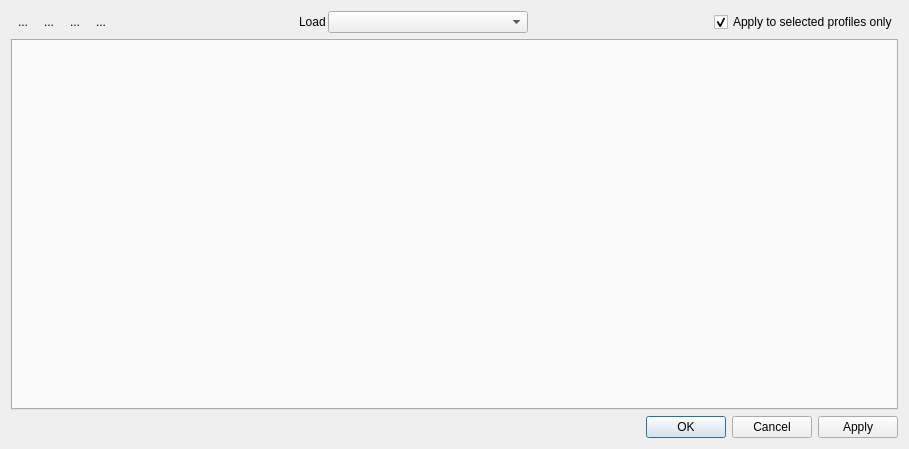
Qt form eotimeseriesviewer/derivedplotdataitems/dpdicontrollersettingsdialog.ui (jakimowb/eo-time-series-viewer) before a commit.
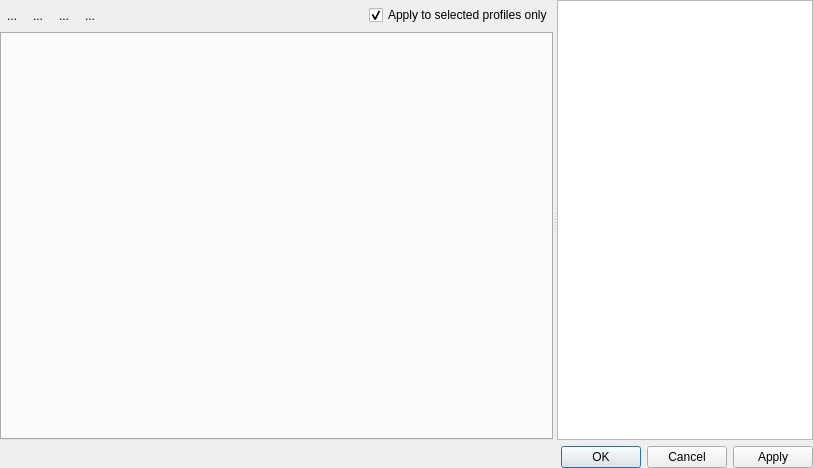
The same form after that commit. Icons and pictures are not drawn.

Commit message: simplified user function dialog added help panel

Diff of the .ui file:
```diff
--- a/eotimeseriesviewer/derivedplotdataitems/dpdicontrollersettingsdialog.ui
+++ b/eotimeseriesviewer/derivedplotdataitems/dpdicontrollersettingsdialog.ui
@@ -6,14 +6,57 @@
    <rect>
     <x>0</x>
     <y>0</y>
-    <width>909</width>
-    <height>449</height>
+    <width>813</width>
+    <height>468</height>
    </rect>
   </property>
   <property name="windowTitle">
    <string>Dialog</string>
   </property>
   <layout class="QVBoxLayout" name="verticalLayout">
+   <property name="leftMargin">
+    <number>0</number>
+   </property>
+   <property name="topMargin">
+    <number>0</number>
+   </property>
+   <property name="rightMargin">
+    <number>0</number>
+   </property>
+   <property name="bottomMargin">
+    <number>0</number>
+   </property>
+   <item>
+    <widget class="QSplitter" name="splitter_2">
+     <property name="orientation">
+      <enum>Qt::Horizontal</enum>
+     </property>
+     <widget class="QWidget" name="widget" native="true">
+      <property name="sizePolicy">
+       <sizepolicy hsizetype="Preferred" vsizetype="Preferred">
+        <horstretch>3</horstretch>
+        <verstretch>0</verstretch>
+       </sizepolicy>
+      </property>
+      <property name="minimumSize">
+       <size>
+        <width>0</width>
+        <height>50</height>
+       </size>
+      </property>
+      <layout class="QVBoxLayout" name="verticalLayout_2">
+       <property name="leftMargin">
+        <number>0</number>
+       </property>
+       <property name="topMargin">
+        <number>5</number>
+       </property>
+       <property name="rightMargin">
+        <number>0</number>
+       </property>
+       <property name="bottomMargin">
+        <number>0</number>
+       </property>
    <item>
     <layout class="QHBoxLayout" name="horizontalLayout">
      <property name="spacing">
@@ -91,42 +134,6 @@
        </property>
       </spacer>
      </item>
-     <item>
-      <widget class="QLabel" name="tbUDFFolder">
-       <property name="text">
-        <string>Load</string>
-       </property>
-      </widget>
-     </item>
-     <item>
-      <widget class="QComboBox" name="cbUDFFolder">
-       <property name="sizePolicy">
-        <sizepolicy hsizetype="Preferred" vsizetype="Fixed">
-         <horstretch>0</horstretch>
-         <verstretch>0</verstretch>
-        </sizepolicy>
-       </property>
-       <property name="minimumSize">
-        <size>
-         <width>200</width>
-         <height>0</height>
-        </size>
-       </property>
-      </widget>
-     </item>
-     <item>
-      <spacer name="horizontalSpacer">
-       <property name="orientation">
-        <enum>Qt::Horizontal</enum>
-       </property>
-       <property name="sizeHint" stdset="0">
-        <size>
-         <width>40</width>
-         <height>20</height>
-        </size>
-       </property>
-      </spacer>
-     </item>
      <item>
       <widget class="QCheckBox" name="cbShowSelectedOnly">
        <property name="text">
@@ -163,6 +170,28 @@
      </widget>
     </widget>
    </item>
+      </layout>
+     </widget>
+     <widget class="QTextBrowser" name="textBrowser">
+      <property name="sizePolicy">
+       <sizepolicy hsizetype="MinimumExpanding" vsizetype="Preferred">
+        <horstretch>1</horstretch>
+        <verstretch>0</verstretch>
+       </sizepolicy>
+      </property>
+      <property name="html">
+       <string>&lt;!DOCTYPE HTML PUBLIC &quot;-//W3C//DTD HTML 4.0//EN&quot; &quot;http://www.w3.org/TR/REC-html40/strict.dtd&quot;&gt;
+&lt;html&gt;&lt;head&gt;&lt;meta name=&quot;qrichtext&quot; content=&quot;1&quot; /&gt;&lt;style type=&quot;text/css&quot;&gt;
+p, li { white-space: pre-wrap; }
+&lt;/style&gt;&lt;/head&gt;&lt;body style=&quot; font-family:'.AppleSystemUIFont'; font-size:13pt; font-weight:400; font-style:normal;&quot;&gt;
+&lt;p style=&quot;-qt-paragraph-type:empty; margin-top:0px; margin-bottom:0px; margin-left:0px; margin-right:0px; -qt-block-indent:0; text-indent:0px;&quot;&gt;&lt;br /&gt;&lt;/p&gt;&lt;/body&gt;&lt;/html&gt;</string>
+      </property>
+      <property name="openExternalLinks">
+       <bool>true</bool>
+      </property>
+     </widget>
+    </widget>
+   </item>
    <item>
     <widget class="QDialogButtonBox" name="buttonBox">
      <property name="orientation">
```
Left out of the diff: 24 changed lines with no effect on the pictures. Lines whose indentation alone changed are shown as unchanged. The commit also changes 5 other files.
